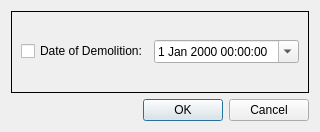
This is ui/dialogYearOfDemol.ui in VCityTeam/3DUSE as Qt 5 draws it before an edit. The edited form follows.
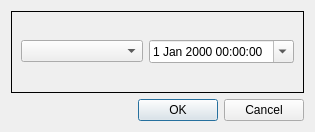
This is the edited form.

Commit message: add yearOf... dialogs can now add creationDate and terminationDate

```diff
--- a/ui/dialogYearOfDemol.ui
+++ b/ui/dialogYearOfDemol.ui
@@ -26,11 +26,7 @@
       <item>
        <layout class="QHBoxLayout" name="horizontalLayout_2">
         <item>
-         <widget class="QCheckBox" name="checkBoxDemol">
-          <property name="text">
-           <string>Date of Demolition:</string>
-          </property>
-         </widget>
+         <widget class="QComboBox" name="comboBox"/>
         </item>
         <item>
          <widget class="QDateTimeEdit" name="dateDemolEdit">
```
Left out of the diff: 2 changed lines with no effect on the pictures. The commit also changes 5 other files.
